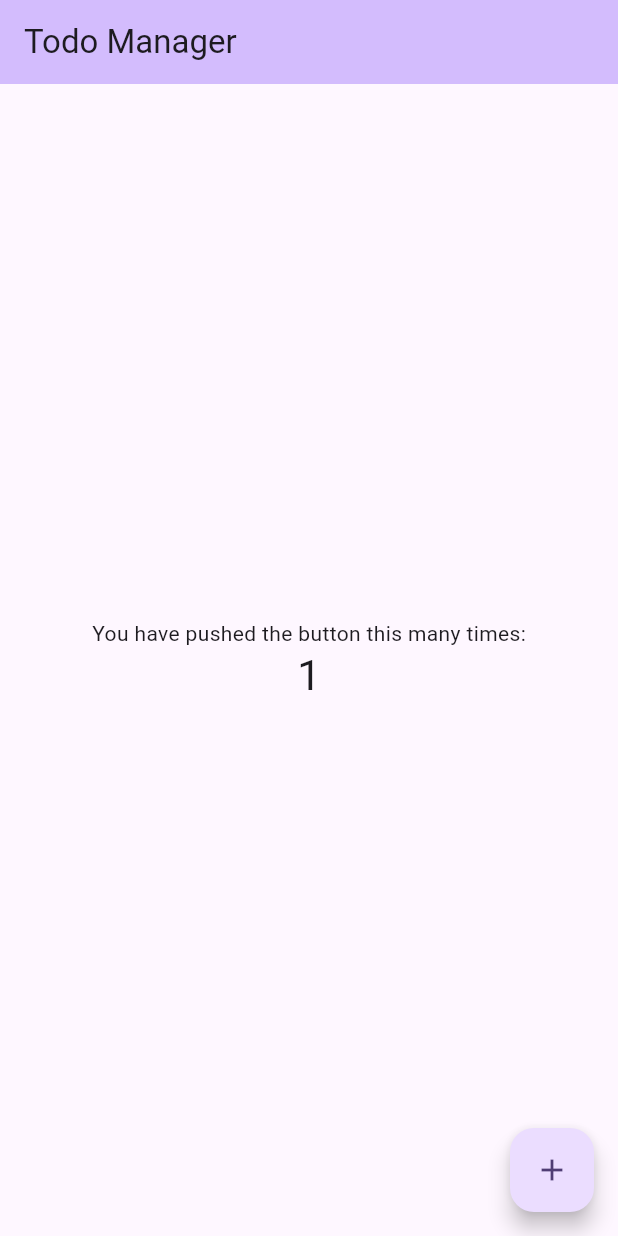
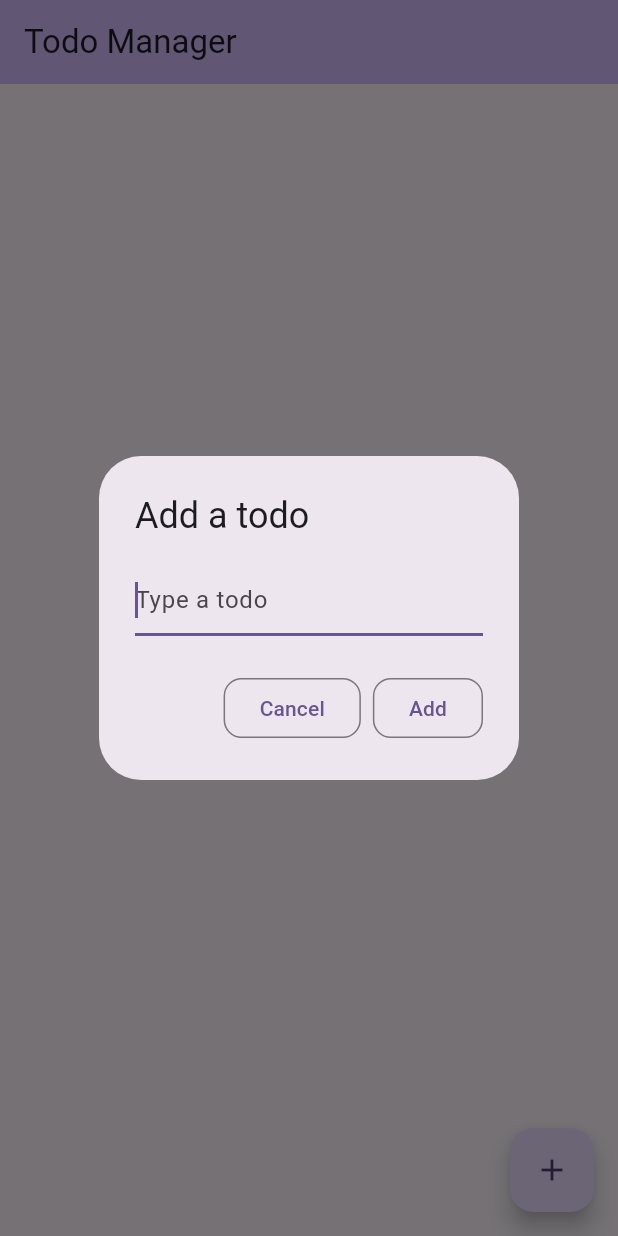
Before and after one commit to sraaaaaaay/flutter-todo-app, a Flutter app: the screen it shows after launch, after a tap on the "add" icon, on a phone screen of 412 x 824 dp. Run offline on Flutter 3.47's test engine with Material 3 defaults, Android fonts, the phone set to English and light mode, and no system bars.

Commit message:
Add, display and complete todos

```diff
--- a/lib/main.dart
+++ b/lib/main.dart
@@ -1,4 +1,5 @@
 import 'package:flutter/material.dart';
+import 'package:flutter/widgets.dart';
 
 void main() {
   runApp(const TodoApp());
@@ -7,119 +8,152 @@ void main() {
 class TodoApp extends StatelessWidget {
   const TodoApp({super.key});
 
-
   @override
   Widget build(BuildContext context) {
     return MaterialApp(
       title: 'Todo Manager',
       theme: ThemeData(
-
-
-
-
-
-
-
-
-
-
-
-
-
-
-
         colorScheme: ColorScheme.fromSeed(seedColor: Colors.deepPurple),
         useMaterial3: true,
       ),
-      home: const TodoPage(title: 'Todo Manager'),
+      home: const TodoList(title: 'Todo Manager'),
     );
   }
 }
 
-class TodoPage extends StatefulWidget {
-  const TodoPage({super.key, required this.title});
-
-
-
-
-
-
-
-
-
+class TodoList extends StatefulWidget {
+  const TodoList({super.key, required this.title});
 
   final String title;
 
   @override
-  State<TodoPage> createState() => _TodoPageState();
+  State<TodoList> createState() => _TodoListState();
 }
 
-class _TodoPageState extends State<TodoPage> {
-  int _counter = 0;
+class _TodoListState extends State<TodoList> {
+  final List<Todo> _todos = [];
+  final TextEditingController _textFieldController = TextEditingController();
 
-  void _incrementCounter() {
+  // Method to add a todo - update the UI and clear the input text
+  void _addTodoItem(String name) {
     setState(() {
+      _todos.add(Todo(name: name, completed: false));
+    });
+    _textFieldController.clear();
+  }
 
+  void _handleTodoChange(Todo todo){
+    setState(() {todo.completed = !todo.completed;});
+  }
 
-
-
-
-      _counter++;
-    });
+  Future<void> _displayDialog() async {
+    return showDialog<void>(
+        context: context,
+        barrierDismissible: false,
+        builder: (BuildContext context) {
+          return AlertDialog(
+              title: const Text("Add a todo"),
+              content: TextField(
+                  controller: _textFieldController,
+                  decoration: const InputDecoration(hintText: "Type a todo"),
+                  autofocus: true),
+              actions: <Widget>[
+                OutlinedButton(
+                    style: OutlinedButton.styleFrom(
+                      shape: RoundedRectangleBorder(
+                        borderRadius: BorderRadius.circular(12),
+                      ),
+                    ),
+                    onPressed: () {
+                      Navigator.of(context).pop();
+                    },
+                    child: const Text("Cancel")),
+                OutlinedButton(
+                  style: ElevatedButton.styleFrom(
+                    shape: RoundedRectangleBorder(
+                      borderRadius: BorderRadius.circular(12),
+                    ),
+                  ),
+                  onPressed: () {
+                    Navigator.of(context).pop();
+                    _addTodoItem(_textFieldController.text);
+                  },
+                  child: const Text("Add"),
+                )
+              ]);
+        });
   }
 
   @override
   Widget build(BuildContext context) {
+    return Scaffold(
+      appBar: AppBar(
+        backgroundColor: Theme.of(context).colorScheme.inversePrimary,
+        title: Text(widget.title),
+      ),
+      body: ListView(
+        padding: const EdgeInsets.symmetric(vertical:8),
+        children: _todos.map((Todo todo){
+          return TodoItem(todo:todo, onTodoChanged: _handleTodoChange);
+        }).toList(),
+      ),
 
 
+      floatingActionButton: FloatingActionButton(
+        onPressed: () =>_displayDialog(),
+        tooltip: 'Add a todo',
+        child: const Icon(Icons.add),
+      ),
 
 
-
-
-    return Scaffold(
-      appBar: AppBar(
-
-
-
-        backgroundColor: Theme.of(context).colorScheme.inversePrimary,
-
-
-        title: Text(widget.title),
-      ),
-      body: Center(
-
-
-        child: Column(
-
-
-
-
-
-
-
-
-
-
-
-
-
-          mainAxisAlignment: MainAxisAlignment.center,
-          children: <Widget>[
-            const Text(
-              'You have pushed the button this many times:',
-            ),
-            Text(
-              '$_counter',
-              style: Theme.of(context).textTheme.headlineMedium,
-            ),
-          ],
-        ),
-      ),
-      floatingActionButton: FloatingActionButton(
-        onPressed: _incrementCounter,
-        tooltip: 'Increment',
-        child: const Icon(Icons.add),
-      ),
     );
   }
 }
+
+class Todo {
+  String name;
+  bool completed;
+  Todo({required this.name, required this.completed});
+}
+
+class TodoItem extends StatelessWidget {
+  final Todo todo;
+  TodoItem({required this.todo, required this.onTodoChanged}) : super(key:ObjectKey(todo));
+
+  final void Function(Todo todo) onTodoChanged;
+
+  TextStyle? _getTextStyle(bool checked) {
+    if (!checked) return null;
+
+    return const TextStyle(
+      color: Colors.black54,
+      decoration: TextDecoration.lineThrough,
+    );
+  }
+
+  @override
+  Widget build(BuildContext context){
+    return ListTile(
+      onTap: (){ onTodoChanged(todo);},
+      leading: Checkbox(
+        checkColor: Colors.greenAccent,
+        activeColor: Colors.red,
+        value:todo.completed,
+        onChanged: (value) {onTodoChanged(todo);},
+      ),
+      title: Row(children:<Widget>[
+        Expanded(
+
+          // Styles the text in accordance with whether the todo is completed.
+          child:Text(todo.name, style:_getTextStyle(todo.completed))
+        ),
+        IconButton(
+          iconSize: 30,
+          icon:const Icon(Icons.delete, color:Colors.red),
+          alignment: Alignment.centerRight,
+          onPressed: () {},
+        ),
+      ])
+    );
+  }
+}
```
